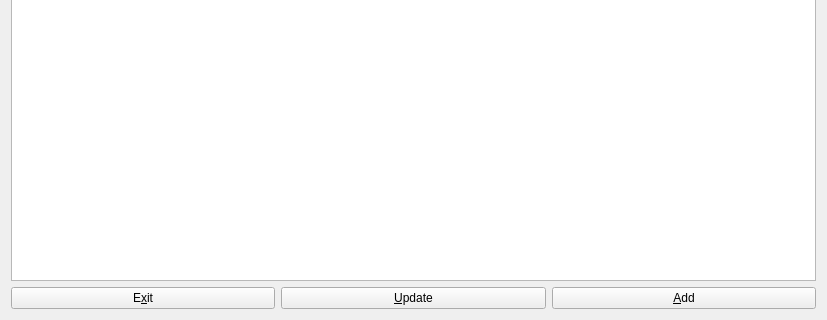
Above: notes.ui from lbase/bpvitals before the change; both pictures show x 0 to 827 and y 312 to 632 of the 827 by 632 pixel window. Below: the same form after it.
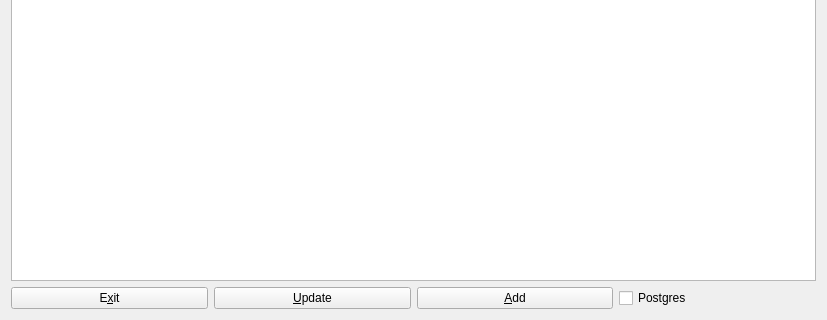
That is the form after the change.

Patch:
```diff
--- a/notes.ui
+++ b/notes.ui
@@ -115,6 +115,13 @@
          </property>
         </widget>
        </item>
+       <item>
+        <widget class="QCheckBox" name="chkPG">
+         <property name="text">
+          <string>Postgres</string>
+         </property>
+        </widget>
+       </item>
       </layout>
      </item>
      <item row="2" column="0">
```
